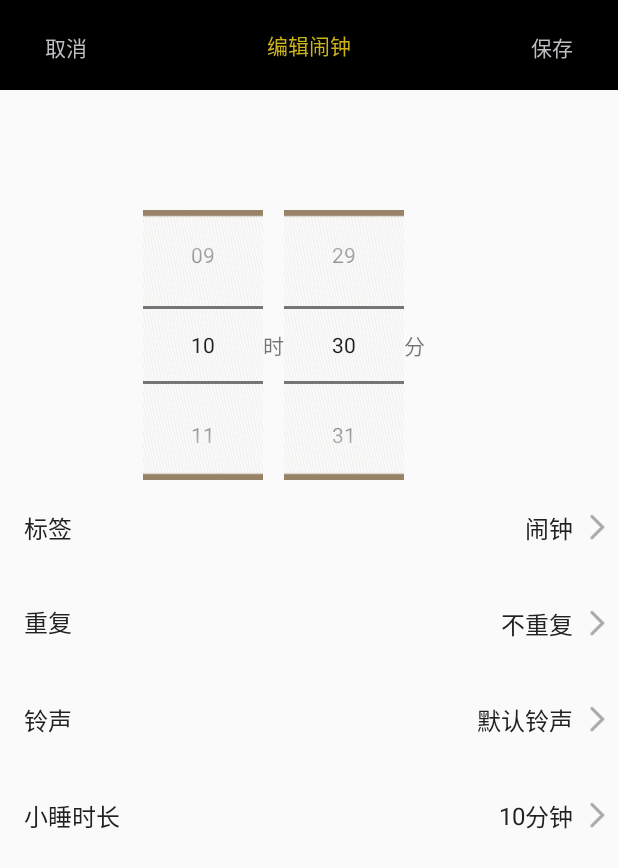
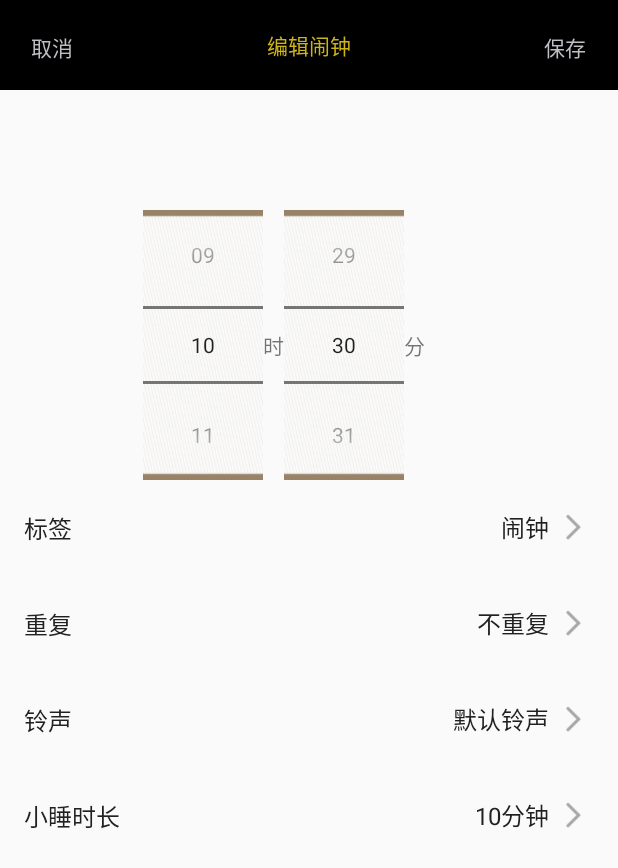
Before and after one commit to twoconk/alarm, an Android app: the screen it shows after launch (NewAlarmClockActivity), after a tap on "新建", on a phone screen of 412 x 824 dp. Shown: the top 868 px of the screen. Run offline under Robolectric (Android 15) with nearby library versions, the phone set to English and light mode, and no system bars.

Commit message:
UI optimize

```diff
--- a/app/src/main/AndroidManifest.xml
+++ b/app/src/main/AndroidManifest.xml
@@ -9,14 +9,14 @@
         android:roundIcon="@mipmap/icon"
         android:supportsRtl="true"
         android:theme="@style/AppTheme">
-        <activity android:name=".MainActivity">
+        <activity android:name=".Main2Activity">
             <intent-filter>
                 <action android:name="android.intent.action.MAIN" />
 
                 <category android:name="android.intent.category.LAUNCHER" />
             </intent-filter>
         </activity>
-        <activity android:name=".Main2Activity"/>
+        <activity android:name=".MainActivity"/>
         <activity android:name=".NewAlarmClockActivity" />
         <activity android:name=".RepetitionActivity" />
         <activity android:name=".MusicActivity" />
--- a/app/src/main/java/com/example/lbw/alarmclocktest/Main2Activity.java
+++ b/app/src/main/java/com/example/lbw/alarmclocktest/Main2Activity.java
@@ -10,10 +10,12 @@ import android.database.sqlite.SQLiteDatabase;
 import android.support.v7.app.ActionBar;
 import android.support.v7.app.AppCompatActivity;
 import android.os.Bundle;
+import android.view.Gravity;
 import android.view.KeyEvent;
 import android.view.View;
 import android.widget.AdapterView;
 import android.widget.Button;
+import android.widget.LinearLayout;
 import android.widget.ListView;
 import android.widget.TextView;
 import android.widget.Toast;
@@ -47,13 +49,30 @@ public class Main2Activity extends AppCompatActivity implements AdapterView.OnIt
     @SuppressLint("WrongConstant")
     protected void onCreate(Bundle savedInstanceState) {
         super.onCreate(savedInstanceState);
-        setContentView(R.layout.activity_main2);
         ActivityCollector.AddActivity(this);
         ActionBar actionBar = getSupportActionBar();
-        helper = new MyAlarmClockHelper(this, "AlarmClock", null, 1);
         if (actionBar != null) {
             actionBar.hide();
         }
+        helper = new MyAlarmClockHelper(this, "AlarmClock", null, 1);
+        SQLiteDatabase db = helper.getWritableDatabase();
+        int number = 0;
+        @SuppressLint("Recycle") Cursor mCursor = db.rawQuery("select * from AlarmClock", null);
+        number = mCursor.getCount();
+        if (number == 0) {
+            setContentView(R.layout.activity_main);
+            Button add = (Button) findViewById(R.id.add);
+            add.setOnClickListener(new View.OnClickListener() {
+                @Override
+                public void onClick(View v) {
+                    Intent intent = new Intent(Main2Activity.this, NewAlarmClockActivity.class);//新建到新建窗口
+                    startActivity(intent);
+                }
+            });
+        } else {
+            setContentView(R.layout.activity_main2);
+
+            helper = new MyAlarmClockHelper(this, "AlarmClock", null, 1);
             initAlarmClock();
             adapter = new AlarmClockAdapter(Main2Activity.this, R.layout.alarm_list, alarmClockList);
             ListView listView = (ListView) findViewById(R.id.alarm_view);
@@ -97,20 +116,20 @@ public class Main2Activity extends AppCompatActivity implements AdapterView.OnIt
                         TextView title_text = (TextView) findViewById(R.id.title_text);
                         title_text.setText(R.string.edit_alarm);
                         add.setText(R.string.all_pick);
-                    Button delete = (Button) findViewById(R.id.delete);
+                        LinearLayout delete = (LinearLayout) findViewById(R.id.delete);
                         delete.setVisibility(View.VISIBLE);
                     } else {
                         compile.setText(R.string.edit);
                         TextView title_text = (TextView) findViewById(R.id.title_text);
                         title_text.setText(R.string.alarm);
                         add.setText(R.string.new_alarm);
-                    Button delete = (Button) findViewById(R.id.delete);
+                        LinearLayout delete = (LinearLayout) findViewById(R.id.delete);
                         delete.setVisibility(View.GONE);
                     }
                     adapter.toggleEditStatus();
                 }
             });
-        Button delete = (Button) findViewById(R.id.delete);
+            LinearLayout delete = (LinearLayout) findViewById(R.id.delete);
             delete.setOnClickListener(new View.OnClickListener() {
 
                 @Override
@@ -129,23 +148,32 @@ public class Main2Activity extends AppCompatActivity implements AdapterView.OnIt
                         TextView title_text = (TextView) findViewById(R.id.title_text);
                         title_text.setText(R.string.edit_alarm);
                         add.setText(R.string.all_pick);
-                    Button delete = (Button) findViewById(R.id.delete);
+                        LinearLayout delete = (LinearLayout) findViewById(R.id.delete);
                         delete.setVisibility(View.VISIBLE);
                     } else {
                         compile.setText(R.string.edit);
                         TextView title_text = (TextView) findViewById(R.id.title_text);
                         title_text.setText(R.string.alarm);
                         add.setText(R.string.new_alarm);
-                    Button delete = (Button) findViewById(R.id.delete);
+                        LinearLayout delete = (LinearLayout) findViewById(R.id.delete);
                         delete.setVisibility(View.GONE);
                     }
                     if (selectClock.length != 0) {
-                    Toast.makeText(Main2Activity.this, R.string.deleted_success, 2000).show();
+                        Toast toast = Toast.makeText(Main2Activity.this, R.string.deleted_success, 2000);
+                        toast.setGravity(Gravity.CENTER,0,381);
+                        toast.show();
                     }
                     adapter.toggleEditStatus();
-                if (alarmClockList.isEmpty()) {
-                    Intent intent = new Intent(Main2Activity.this, MainActivity.class);
+                    if (alarmClockList.isEmpty()){
+                        setContentView(R.layout.activity_main);
+                        Button add = (Button) findViewById(R.id.add);
+                        add.setOnClickListener(new View.OnClickListener() {
+                            @Override
+                            public void onClick(View v) {
+                                Intent intent = new Intent(Main2Activity.this, NewAlarmClockActivity.class);//新建到新建窗口
                                 startActivity(intent);
+                            }
+                        });
                     }
                 }
             });
@@ -186,6 +214,7 @@ public class Main2Activity extends AppCompatActivity implements AdapterView.OnIt
                                         calendar.add(Calendar.DAY_OF_MONTH, 1);
                                     }
                                     openAlarm(alarmId);
+                                }
                             }
                         }
                     }
@@ -341,6 +370,8 @@ public class Main2Activity extends AppCompatActivity implements AdapterView.OnIt
         super.onStart();
         alarmClockList.clear();
         initAlarmClock();
+        if (adapter != null) {
             adapter.notifyDataSetChanged();
         }
     }
+}
--- a/app/src/main/java/com/example/lbw/alarmclocktest/NewAlarmClockActivity.java
+++ b/app/src/main/java/com/example/lbw/alarmclocktest/NewAlarmClockActivity.java
@@ -10,6 +10,7 @@ import android.support.v7.app.AppCompatActivity;
 import android.os.Bundle;
 import android.view.View;
 import android.widget.Button;
+import android.widget.LinearLayout;
 import android.widget.NumberPicker;
 import android.widget.TextView;
 
@@ -54,14 +55,14 @@ public class NewAlarmClockActivity extends AppCompatActivity implements NumberPi
                 }
             }
         });
-        Button label = (Button) findViewById(R.id.label);
+        LinearLayout label = (LinearLayout)findViewById(R.id.label);
         label.setOnClickListener(new View.OnClickListener() {
             @Override
             public void onClick(View v) {
                 labels.show(getFragmentManager(), "LabelFragment");
             }
         });
-        Button repetition = (Button) findViewById(R.id.repetition);
+        LinearLayout repetition = (LinearLayout)findViewById(R.id.repetition);
         repetition.setOnClickListener(new View.OnClickListener() {
             @Override
             public void onClick(View v) {
@@ -69,7 +70,7 @@ public class NewAlarmClockActivity extends AppCompatActivity implements NumberPi
                 startActivityForResult(intent, request0);
             }
         });
-        Button sound = (Button) findViewById(R.id.sound);
+        LinearLayout sound = (LinearLayout)findViewById(R.id.sound);
         sound.setOnClickListener(new View.OnClickListener() {
             @Override
             public void onClick(View v) {
@@ -77,7 +78,7 @@ public class NewAlarmClockActivity extends AppCompatActivity implements NumberPi
                 startActivityForResult(intent, request1);
             }
         });
-        Button time = (Button) findViewById(R.id.time);
+        LinearLayout time = (LinearLayout)findViewById(R.id.time);
         time.setOnClickListener(new View.OnClickListener() {
             @Override
             public void onClick(View v) {
--- a/app/src/main/java/com/example/lbw/alarmclocktest/NotificationBroadcastReceiver.java
+++ b/app/src/main/java/com/example/lbw/alarmclocktest/NotificationBroadcastReceiver.java
@@ -32,7 +32,7 @@ public class NotificationBroadcastReceiver extends BroadcastReceiver {
         }
     }
 
-    private void stop() {
+    public static void stop() {
         if (OpenAlarmClockActivity.mMediaPlayer != null) {
             if (OpenAlarmClockActivity.mMediaPlayer.isPlaying()) {
                 OpenAlarmClockActivity.mMediaPlayer.stop();
--- a/app/src/main/res/layout/activity_main.xml
+++ b/app/src/main/res/layout/activity_main.xml
@@ -14,7 +14,7 @@
         android:src="@drawable/icon" />
 
     <TextView
-        android:id="@+id/N_Regular"
+        android:id="@+id/regular"
         android:layout_width="wrap_content"
         android:layout_height="wrap_content"
         android:layout_gravity="center_horizontal"
--- a/app/src/main/res/layout/activity_new_alarm_clock.xml
+++ b/app/src/main/res/layout/activity_new_alarm_clock.xml
@@ -40,65 +40,65 @@
 
     <RelativeLayout
         android:layout_width="match_parent"
-        android:layout_height="64dp">
+        android:layout_height="64dp"
+        android:paddingLeft="16dp"
+        android:paddingRight="16dp">
 
         <TextView
             android:layout_width="wrap_content"
             android:layout_height="match_parent"
-            android:layout_alignParentLeft="false"
             android:layout_gravity="center"
-            android:layout_marginLeft="16dp"
             android:gravity="center"
             android:text="@string/label"
             android:textColor="#212121"
             android:textSize="16sp" />
 
-        <Button
+        <LinearLayout
             android:id="@+id/label"
-            android:layout_width="30dp"
-            android:layout_height="30dp"
+            android:layout_width="wrap_content"
+            android:layout_height="wrap_content"
             android:layout_alignParentRight="true"
             android:layout_centerVertical="true"
-            android:background="@drawable/list_btn_arrow" />
+            android:orientation="horizontal">
 
             <TextView
                 android:id="@+id/label_text"
                 android:layout_width="wrap_content"
                 android:layout_height="match_parent"
-            android:layout_toLeftOf="@id/label"
                 android:gravity="center"
                 android:text="@string/alarm"
                 android:textColor="#212121"
                 android:textSize="16sp" />
+
+            <ImageView
+                android:layout_width="30dp"
+                android:layout_height="30dp"
+                android:src="@drawable/list_btn_arrow" />
+        </LinearLayout>
     </RelativeLayout>
 
     <RelativeLayout
         android:layout_width="match_parent"
-        android:layout_height="64dp">
+        android:layout_height="64dp"
+        android:paddingLeft="16dp"
+        android:paddingRight="16dp">
 
         <TextView
-
             android:layout_width="wrap_content"
-            android:layout_height="wrap_content"
-            android:layout_alignBaseline="@+id/repetition"
-            android:layout_alignBottom="@+id/repetition"
-            android:layout_alignParentLeft="true"
-            android:layout_alignParentStart="true"
+            android:layout_height="match_parent"
             android:layout_gravity="center"
-            android:layout_marginLeft="16dp"
-            android:layout_marginStart="16dp"
             android:gravity="center"
             android:text="@string/repetition"
             android:textColor="#212121"
             android:textSize="16sp" />
 
-        <Button
+        <LinearLayout
             android:id="@+id/repetition"
-            android:layout_width="30dp"
-            android:layout_height="30dp"
+            android:layout_width="wrap_content"
+            android:layout_height="wrap_content"
             android:layout_alignParentRight="true"
             android:layout_centerVertical="true"
-            android:background="@drawable/list_btn_arrow" />
+            android:orientation="horizontal">
 
             <TextView
                 android:id="@+id/week_text"
@@ -109,30 +109,35 @@
                 android:text="@string/without_repetition"
                 android:textColor="#212121"
                 android:textSize="16sp" />
+
+            <ImageView
+                android:layout_width="30dp"
+                android:layout_height="30dp"
+                android:src="@drawable/list_btn_arrow" />
+        </LinearLayout>
     </RelativeLayout>
 
     <RelativeLayout
         android:layout_width="match_parent"
-        android:layout_height="64dp">
+        android:layout_height="64dp"
+        android:paddingLeft="16dp"
+        android:paddingRight="16dp">
 
         <TextView
             android:layout_width="wrap_content"
             android:layout_height="match_parent"
-            android:layout_alignParentLeft="false"
-            android:layout_gravity="center"
-            android:layout_marginLeft="16dp"
             android:gravity="center"
             android:text="@string/music"
             android:textColor="#212121"
             android:textSize="16sp" />
 
-        <Button
+        <LinearLayout
             android:id="@+id/sound"
-            android:layout_width="30dp"
-            android:layout_height="30dp"
+            android:layout_width="wrap_content"
+            android:layout_height="wrap_content"
             android:layout_alignParentRight="true"
             android:layout_centerVertical="true"
-            android:background="@drawable/list_btn_arrow" />
+            android:orientation="horizontal">
 
             <TextView
                 android:id="@+id/music_text"
@@ -143,50 +148,60 @@
                 android:text="@string/default_music"
                 android:textColor="#212121"
                 android:textSize="16sp" />
+
+            <ImageView
+                android:layout_width="30dp"
+                android:layout_height="30dp"
+                android:src="@drawable/list_btn_arrow" />
+        </LinearLayout>
     </RelativeLayout>
 
     <RelativeLayout
         android:layout_width="match_parent"
-        android:layout_height="64dp">
+        android:layout_height="64dp"
+        android:paddingLeft="16dp"
+        android:paddingRight="16dp">
 
         <TextView
             android:layout_width="wrap_content"
             android:layout_height="match_parent"
             android:layout_gravity="center"
-            android:layout_marginLeft="16dp"
-            android:layout_marginStart="16dp"
             android:gravity="center"
             android:text="@string/sleep_time"
             android:textColor="#212121"
             android:textSize="16sp" />
 
-        <Button
+        <LinearLayout
             android:id="@+id/time"
-            android:layout_width="30dp"
-            android:layout_height="30dp"
+            android:orientation="horizontal"
             android:layout_alignParentRight="true"
             android:layout_centerVertical="true"
-            android:background="@drawable/list_btn_arrow" />
+            android:layout_width="wrap_content"
+            android:layout_height="wrap_content">
+
+            <TextView
+                android:id="@+id/continue_text"
+                android:layout_width="wrap_content"
+                android:layout_height="match_parent"
+                android:gravity="center"
+                android:text="10"
+                android:textColor="#212121"
+                android:textSize="16sp" />
 
             <TextView
                 android:id="@+id/just_for_layout"
                 android:layout_width="wrap_content"
                 android:layout_height="match_parent"
-            android:layout_toLeftOf="@id/time"
                 android:gravity="center"
                 android:text="@string/minute_time"
                 android:textColor="#212121"
                 android:textSize="16sp" />
+            <ImageView
+                android:layout_width="30dp"
+                android:layout_height="30dp"
+                android:src="@drawable/list_btn_arrow"/>
 
-        <TextView
-            android:id="@+id/continue_text"
-            android:layout_width="wrap_content"
-            android:layout_height="match_parent"
-            android:layout_toLeftOf="@id/just_for_layout"
-            android:gravity="center"
-            android:text="10"
-            android:textColor="#212121"
-            android:textSize="16sp" />
+        </LinearLayout>
     </RelativeLayout>
 
 </LinearLayout>
--- a/app/src/main/res/layout/activity_open_alarm_clock.xml
+++ b/app/src/main/res/layout/activity_open_alarm_clock.xml
@@ -19,6 +19,7 @@
         android:textSize="18sp" />
 
     <TextView
+        android:id="@+id/alarm_time"
         android:layout_width="wrap_content"
         android:layout_height="wrap_content"
         android:layout_below="@+id/alarm"
--- a/app/src/main/res/layout/alarm_list.xml
+++ b/app/src/main/res/layout/alarm_list.xml
@@ -1,6 +1,8 @@
 <?xml version="1.0" encoding="utf-8"?>
 <RelativeLayout xmlns:android="http://schemas.android.com/apk/res/android"
     android:layout_width="match_parent"
+    android:paddingLeft="16dp"
+    android:paddingRight="10dp"
     android:layout_height="72dp"
     android:descendantFocusability="blocksDescendants"
     android:orientation="horizontal">
@@ -8,7 +10,6 @@
     <LinearLayout
         android:layout_width="wrap_content"
         android:layout_height="match_parent"
-        android:layout_marginLeft="16dp"
         android:gravity="center_vertical"
         android:orientation="vertical">
 
--- a/app/src/main/res/layout/music_list.xml
+++ b/app/src/main/res/layout/music_list.xml
@@ -2,13 +2,14 @@
 <RelativeLayout xmlns:android="http://schemas.android.com/apk/res/android"
     android:layout_width="match_parent"
     android:layout_height="match_parent"
+    android:paddingLeft="16dp"
+    android:paddingRight="10dp"
     android:descendantFocusability="blocksDescendants">
 
     <TextView
         android:id="@+id/music"
         android:layout_width="wrap_content"
         android:layout_height="64dp"
-        android:layout_marginLeft="16dp"
         android:gravity="center_vertical"
         android:textColor="#212121"
         android:textSize="16sp" />
--- a/app/src/main/res/layout/new_title.xml
+++ b/app/src/main/res/layout/new_title.xml
@@ -7,7 +7,7 @@
 
     <Button
         android:id="@+id/cancal"
-        android:layout_width="wrap_content"
+        android:layout_width="70dp"
         android:layout_height="wrap_content"
         android:background="#000"
         android:paddingTop="15dp"
@@ -27,7 +27,7 @@
 
     <Button
         android:id="@+id/save"
-        android:layout_width="wrap_content"
+        android:layout_width="70dp"
         android:layout_height="wrap_content"
         android:background="#000"
         android:paddingTop="15dp"
--- a/app/src/main/res/layout/title_main1.xml
+++ b/app/src/main/res/layout/title_main1.xml
@@ -16,7 +16,7 @@
 
     <Button
         android:id="@+id/add"
-        android:layout_width="wrap_content"
+        android:layout_width="70dp"
         android:layout_height="wrap_content"
         android:layout_alignParentRight="true"
         android:layout_centerVertical="true"
--- a/app/src/main/res/layout/title_main2.xml
+++ b/app/src/main/res/layout/title_main2.xml
@@ -7,7 +7,7 @@
 
     <Button
         android:id="@+id/compile"
-        android:layout_width="wrap_content"
+        android:layout_width="70dp"
         android:layout_height="wrap_content"
         android:background="#000"
         android:paddingTop="15dp"
@@ -28,7 +28,7 @@
 
     <Button
         android:id="@+id/add"
-        android:layout_width="wrap_content"
+        android:layout_width="70dp"
         android:layout_height="wrap_content"
         android:background="#000"
         android:paddingTop="15dp"
--- a/app/src/main/res/layout/title_repetition.xml
+++ b/app/src/main/res/layout/title_repetition.xml
@@ -7,7 +7,7 @@
 
     <Button
         android:id="@+id/back"
-        android:layout_width="wrap_content"
+        android:layout_width="70dp"
         android:layout_height="wrap_content"
         android:background="#000"
         android:paddingTop="15dp"
@@ -27,7 +27,7 @@
 
     <Button
         android:id="@+id/pick_all"
-        android:layout_width="wrap_content"
+        android:layout_width="70dp"
         android:layout_height="wrap_content"
         android:background="#000"
         android:paddingTop="15dp"
--- a/app/src/main/res/layout/title_sound.xml
+++ b/app/src/main/res/layout/title_sound.xml
@@ -7,7 +7,7 @@
 
     <Button
         android:id="@+id/back_to"
-        android:layout_width="wrap_content"
+        android:layout_width="70dp"
         android:layout_height="wrap_content"
         android:background="#000"
         android:paddingTop="15dp"
@@ -27,7 +27,7 @@
 
     <Button
         android:id="@+id/save_sound"
-        android:layout_width="wrap_content"
+        android:layout_width="70dp"
         android:layout_height="wrap_content"
         android:background="#000"
         android:paddingTop="15dp"
```
Also changed, not shown: app/src/main/java/com/example/lbw/alarmclocktest/OpenAlarmClockActivity.java (+43 -5 lines), app/src/main/res/layout/activity_main2.xml (+23 -6 lines), app/src/main/res/layout/activity_repetition.xml (+8 -7 lines), app/src/main/res/drawable/toolbar_ico_delete_pressed.png (added). Lines whose indentation alone changed are shown as unchanged.
